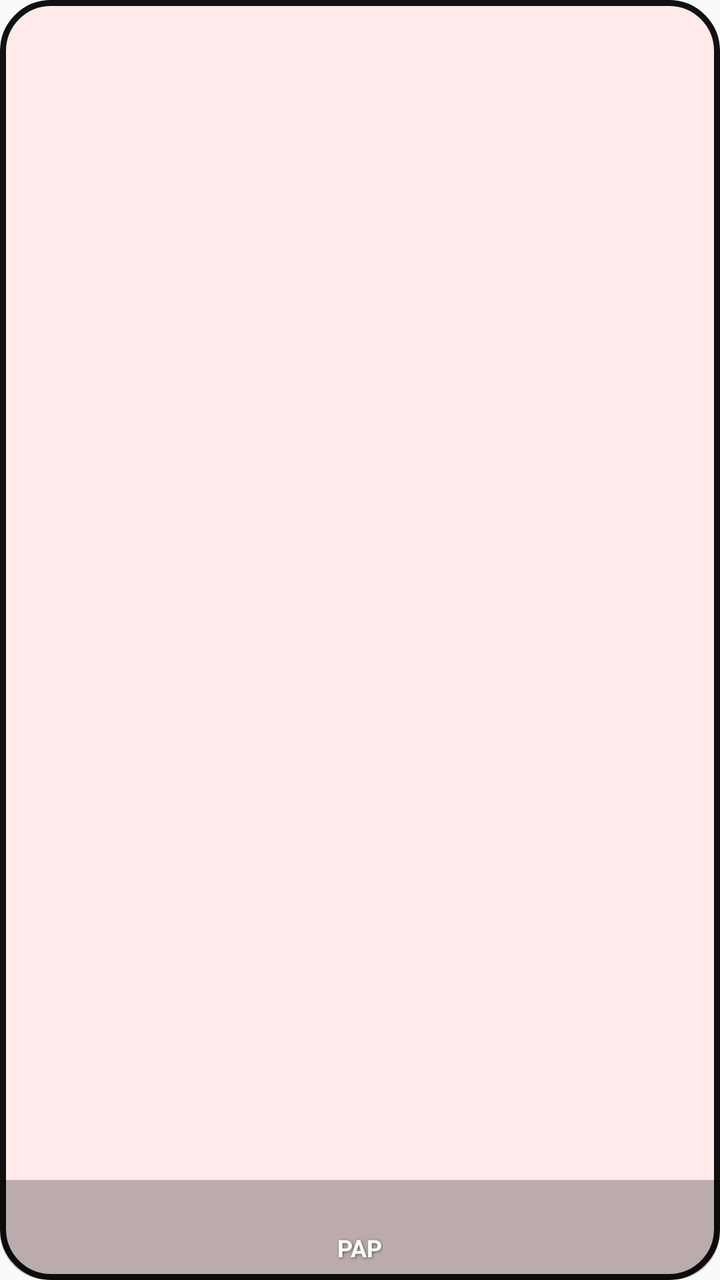
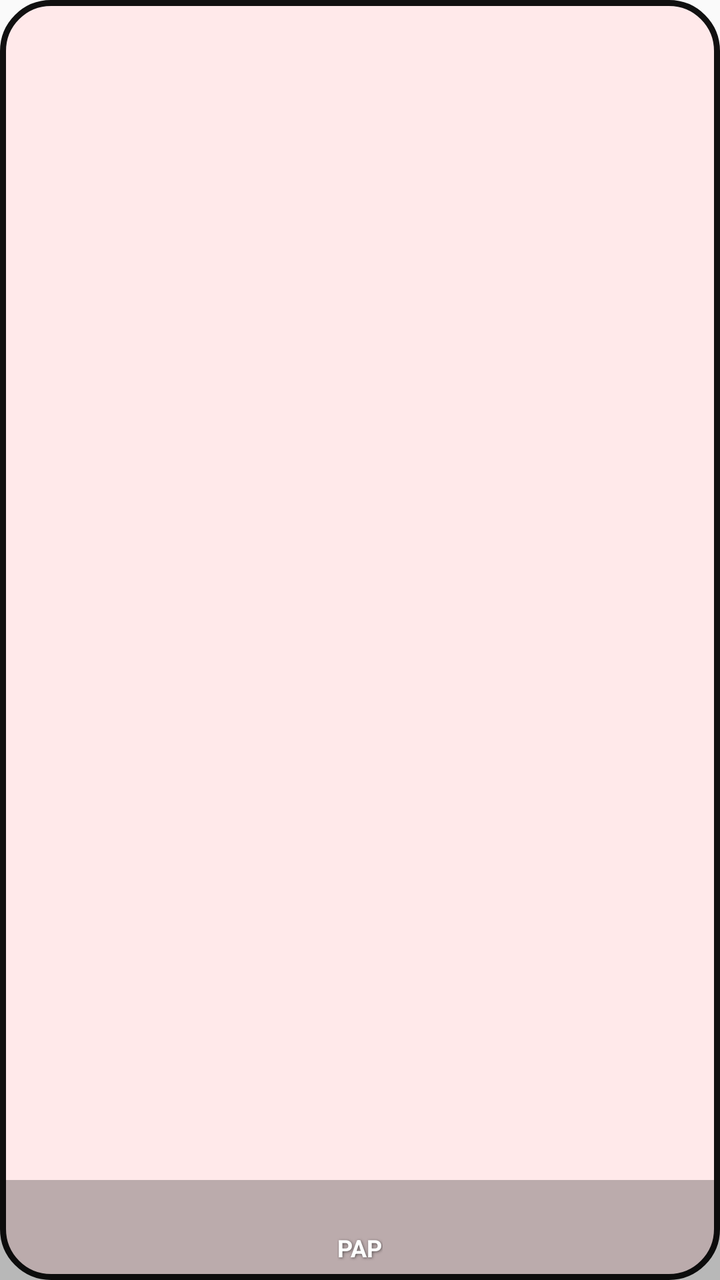

An Android layout rendered at two revisions. The XML below is the earlier revision; the diff shows what the commit changed to produce the second picture.
<!-- AndroidManifest.xml: application theme AppTheme -->
<!-- res/layout/pap_widget_square.xml -->
<?xml version="1.0" encoding="utf-8"?>
<FrameLayout xmlns:android="http://schemas.android.com/apk/res/android"
    android:layout_width="match_parent"
    android:layout_height="match_parent"
    android:background="@drawable/widget_bg_rounded"
    android:clipToOutline="true">

    <ImageView
        android:id="@+id/widget_image"
        android:layout_width="match_parent"
        android:layout_height="match_parent"
        android:scaleType="centerCrop"
        android:contentDescription="PAP Image" />

    <View
        android:layout_width="match_parent"
        android:layout_height="50dp"
        android:layout_gravity="bottom"
        android:background="#44000000" />

    <TextView
        android:id="@+id/widget_text"
        android:layout_width="wrap_content"
        android:layout_height="wrap_content"
        android:layout_gravity="bottom|center_horizontal"
        android:layout_marginBottom="8dp"
        android:textColor="#FFFFFF"
        android:textStyle="bold"
        android:textSize="12sp"
        android:shadowColor="#88000000"
        android:shadowDx="1"
        android:shadowDy="1"
        android:shadowRadius="3"
        android:text="PAP" />
</FrameLayout>
<!-- resources referenced by this layout -->
<resources>
  <!-- drawable widget_bg_rounded (drawable) -->
  <?xml version="1.0" encoding="utf-8"?>
  <shape xmlns:android="http://schemas.android.com/apk/res/android"
      android:shape="rectangle">
      <corners android:radius="24dp" />
      <solid android:color="#FFE9EA" /> 
      <stroke android:width="3dp" android:color="#111111" /> 
  </shape>
  <style name="AppTheme" parent="Theme.AppCompat.Light.DarkActionBar">
          
          <item name="colorPrimary">@color/colorPrimary</item>
          <item name="colorPrimaryDark">@color/colorPrimaryDark</item>
          <item name="colorAccent">@color/colorAccent</item>
      </style>
</resources>

<!-- the commit's change to res/layout/pap_widget_square.xml (unified diff, before → after) -->
@@ -2,8 +2,7 @@
 <FrameLayout xmlns:android="http://schemas.android.com/apk/res/android"
     android:layout_width="match_parent"
     android:layout_height="match_parent"
-    android:background="@drawable/widget_bg_rounded"
-    android:clipToOutline="true">
+    android:background="@drawable/widget_bg_rounded">
 
     <ImageView
         android:id="@+id/widget_image"
